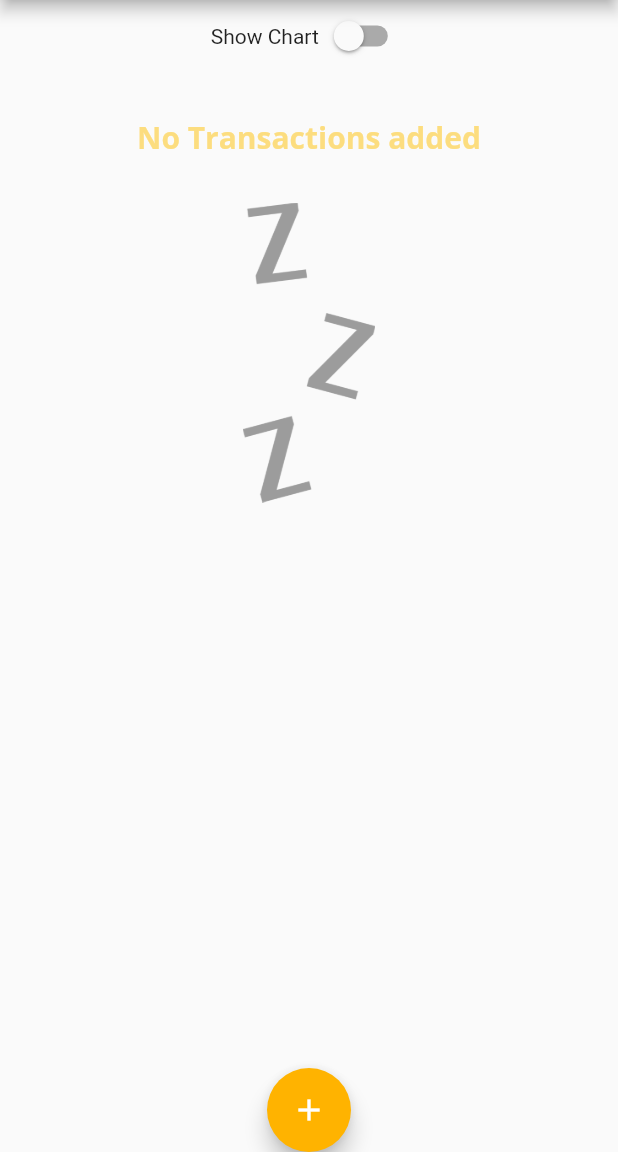
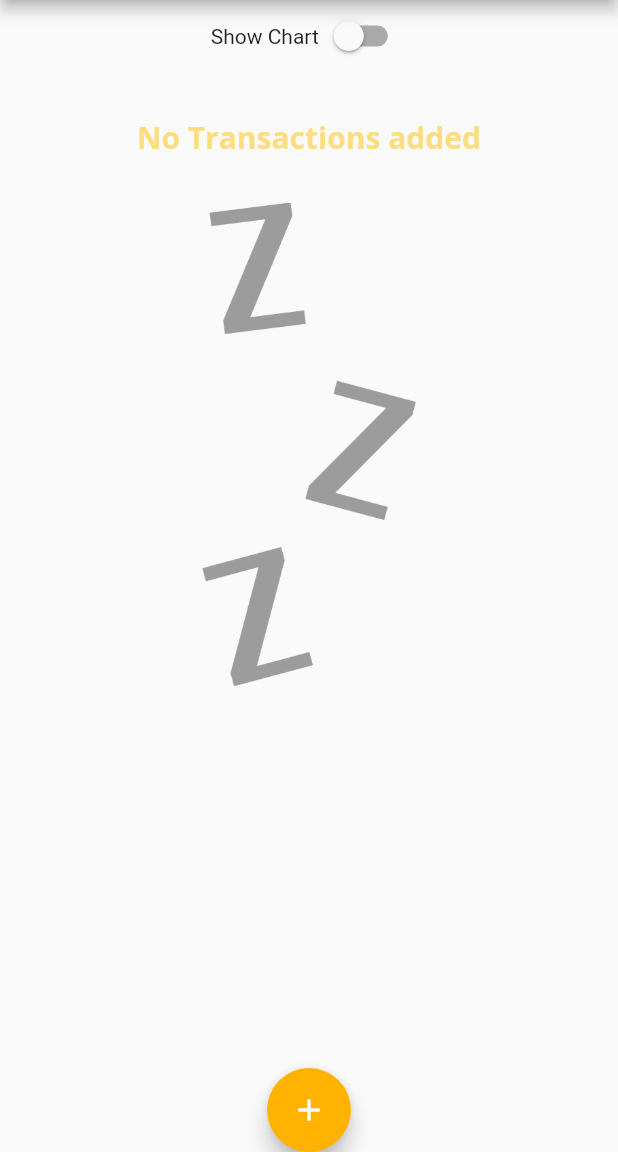
Before and after one commit to carlstep/max_expense_app_3, a Flutter app: the screen it shows after launch, on a phone screen of 412 x 824 dp, the part 84-1236 px from its top. Run offline on Flutter 3.47's test engine with Material 2 defaults, Android fonts, the light colour scheme and no system bars.

Commit message:
126 finish landscape mode

```diff
--- a/lib/main.dart
+++ b/lib/main.dart
@@ -182,7 +182,7 @@ class _MyHomePageState extends State<MyHomePage> {
                     height: (MediaQuery.of(context).size.height -
                             appBar.preferredSize.height -
                             MediaQuery.of(context).padding.top) *
-                        0.3,
+                        .7,
                     child: Chart(_recentTransactions),
                   )
                 : Container(
--- a/lib/widgets/transaction_list.dart
+++ b/lib/widgets/transaction_list.dart
@@ -14,7 +14,8 @@ class TransactionList extends StatelessWidget {
     return transactions.isEmpty
         ? Opacity(
             opacity: 0.5,
-            child: Column(
+            child: LayoutBuilder(builder: (ctx, constraints) {
+              return Column(
                 children: [
                   SizedBox(
                     height: 30,
@@ -27,14 +28,15 @@ class TransactionList extends StatelessWidget {
                     height: 30,
                   ),
                   Container(
-                  height: 200,
+                    height: constraints.maxHeight * .6,
                     child: Image.asset(
                       'assets/images/waiting.png',
                       fit: BoxFit.cover,
                     ),
                   )
                 ],
-            ),
+              );
+            }),
           )
         : ListView.builder(
             itemBuilder: (ctx, index) {
```
Lines whose indentation alone changed are shown as unchanged.
